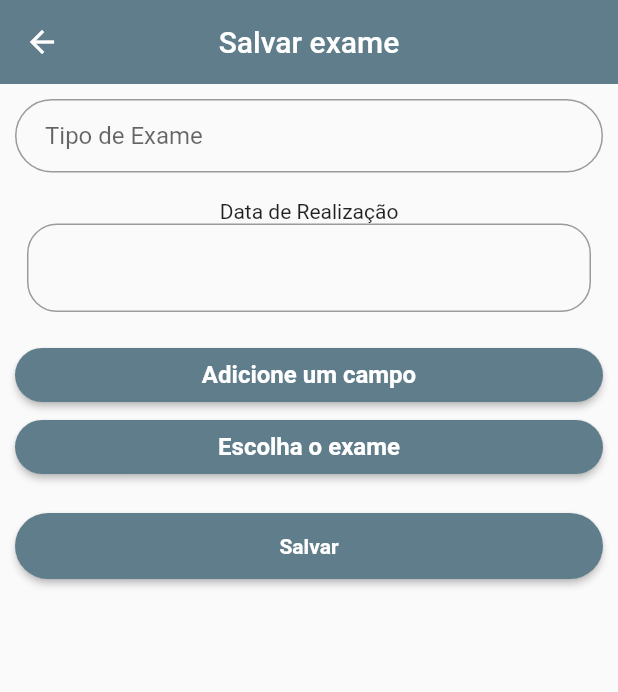
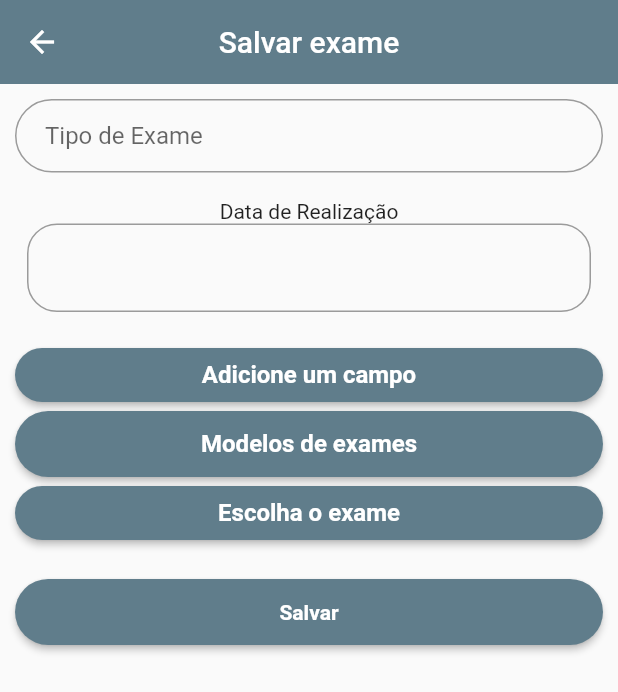
Before and after one commit to renanklein/tcc_projeto_mobile, a Flutter app: the ExamFormScreen screen opened directly with empty values, on a phone screen of 412 x 824 dp. Shown: the top 692 px of the screen. Run offline on Flutter 3.47's test engine with Material 2 defaults, Android fonts, the phone set to English and light mode, and no system bars; drawn by our look-alikes of datetime_picker_formfield; our stand-ins replace bloc, cloud_firestore, equatable, file_picker, firebase_auth, firebase_core and 7 more; missing offline and left inert: injector; accounts and stored records are empty; statements that could not run were skipped.

Commit message:
:construction: Begins exam model selection

```diff
--- a/lib/exams/screens/exam_form_screen.dart
+++ b/lib/exams/screens/exam_form_screen.dart
@@ -10,6 +10,7 @@ import 'package:flutter_bloc/flutter_bloc.dart';
 import 'package:tcc_projeto_app/exams/models/card_exam_info.dart';
 import 'package:tcc_projeto_app/exams/models/exam_details.dart';
 import 'package:tcc_projeto_app/exams/repositories/exam_repository.dart';
+import 'package:tcc_projeto_app/exams/screens/exam_form_model_screen.dart';
 import 'package:tcc_projeto_app/exams/tiles/exam_dynamic_fields.dart';
 import 'package:tcc_projeto_app/med_record/blocs/med_record_bloc.dart';
 import 'package:tcc_projeto_app/med_record/repositories/med_record_repository.dart';
@@ -117,6 +118,7 @@ class _ExamFormScreenState extends State<ExamFormScreen> {
                               color: Colors.white),
                         ),
                       ),
+                      _createFieldsModelButton(),
                       RaisedButton(
                         onPressed: () async {
                           _setExamFile();
@@ -176,6 +178,29 @@ class _ExamFormScreenState extends State<ExamFormScreen> {
     }
   }
 
+  Widget _createFieldsModelButton() {
+    return SizedBox(
+      height: 44.0,
+      child: RaisedButton(
+        shape: RoundedRectangleBorder(
+          borderRadius: BorderRadius.circular(32.0),
+        ),
+        color: Theme.of(context).primaryColor,
+        child: Text(
+          "Modelos de exames",
+          style: TextStyle(
+              fontSize: 16.0, fontWeight: FontWeight.bold, color: Colors.white),
+        ),
+        onPressed: () {
+          Navigator.of(context).push(MaterialPageRoute(
+              builder: (context) => ExamFormModelScreen(
+                  dynamicFieldsList: this.dynamicFieldsList,
+                  refreshExamFormModel: refreshFieldsModel)));
+        },
+      ),
+    );
+  }
+
   Widget _createSubmitButton() {
     return SizedBox(
       height: 44.0,
@@ -217,4 +242,11 @@ class _ExamFormScreenState extends State<ExamFormScreen> {
       fieldsList.add(LayoutUtils.buildVerticalSpacing(10.0));
     });
   }
+
+  void refreshFieldsModel(List fieldsList) {
+    setState(() {
+      this.dynamicFieldsList.removeRange(0, this.dynamicFieldsList.length - 1);
+      this.dynamicFieldsList.addAll(fieldsList.whereType<Widget>());
+    });
+  }
 }
--- a/lib/med_record/blocs/med_record_state.dart
+++ b/lib/med_record/blocs/med_record_state.dart
@@ -102,9 +102,9 @@ class GetExamsSuccess extends MedRecordState {
       @required this.examDetailsList,
       @required this.fileDownloadURLs});
 
-  List<CardExamInfo> get getCardExamInfo => this.cardExamInfos;
-  List<ExamDetails> get getExamDetails => this.examDetailsList;
-  List<String> get getFileDownloadURLs => this.fileDownloadURLs;
+  List get getCardExamInfo => this.cardExamInfos;
+  List get getExamDetails => this.examDetailsList;
+  List get getFileDownloadURLs => this.fileDownloadURLs;
 
   @override
   List<Object> get props => [];
--- a/pubspec.yaml
+++ b/pubspec.yaml
@@ -49,6 +49,7 @@ dependencies:
   permission_handler: ^5.0.1+1
   firebase_storage: ^4.0.0
   intl_phone_number_input: ^0.5.1
+  flutter_swiper: ^1.1.6
 
 
 dev_dependencies:
```
Also changed, not shown: lib/exams/screens/exam_form_model_screen.dart (added, +86 -0 lines), lib/exams/tiles/exam_swiper_tile.dart (added, +25 -0 lines), pubspec.lock.
